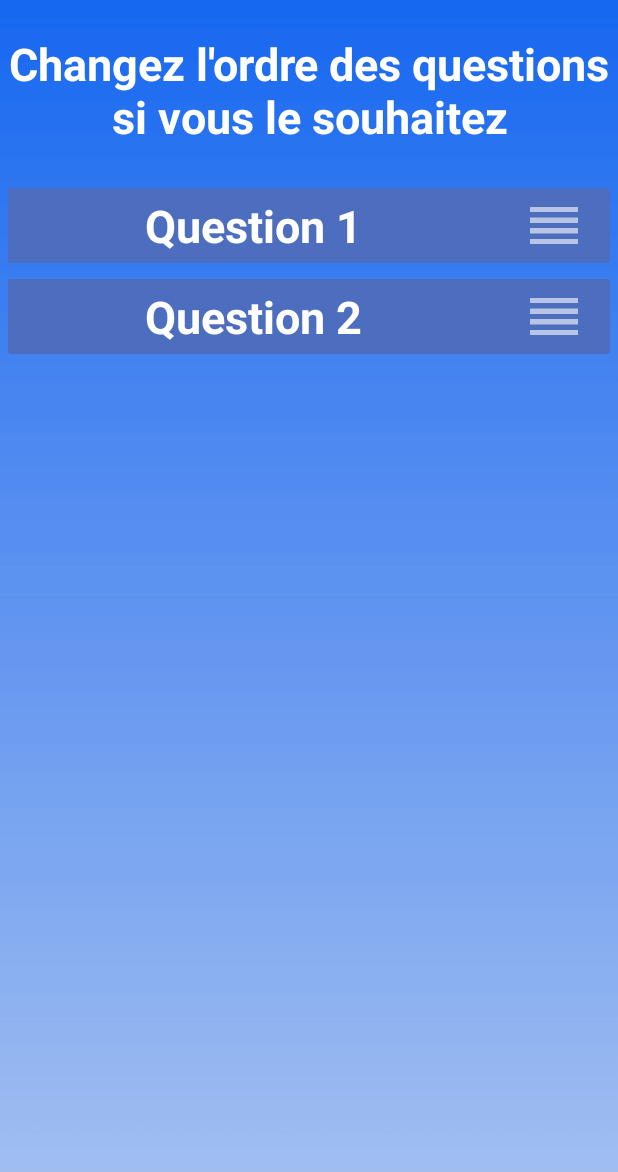
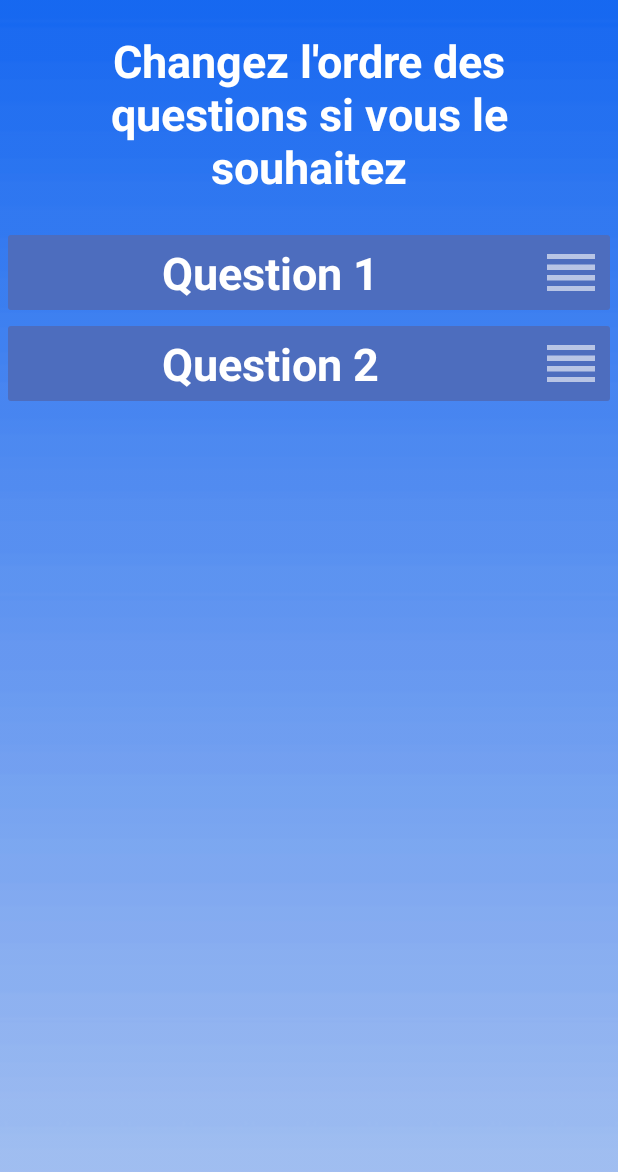
Before and after one commit to Hyedryn/minipoll, an Android app: the fragment CreationQuestionEditOrder shown on its own in the app's theme, on a phone screen of 412 x 824 dp. Shown: the top 1172 px of the screen. Run offline under Robolectric (Android 15) with nearby library versions, the phone set to English and light mode, and no system bars.

Commit message:
entêtes

```diff
--- a/app/src/main/res/layout/creation_question_edit_order.xml
+++ b/app/src/main/res/layout/creation_question_edit_order.xml
@@ -13,8 +13,9 @@
 
         <TextView
             android:layout_width="match_parent"
-            android:layout_height="120sp"
+            android:layout_height="wrap_content"
             android:gravity="center"
+            android:padding="20dp"
             android:text="Changez l'ordre des questions si vous le souhaitez"
             android:textColor="@android:color/white"
             android:textSize="@dimen/slide_title"
@@ -60,10 +61,13 @@
                         <ImageButton
                             android:id="@+id/imageButton"
                             style="@android:style/Widget.Material.Light.ImageButton"
-                            android:layout_width="150dp"
+                            android:layout_width="wrap_content"
                             android:layout_height="match_parent"
-                            android:layout_weight="1"
+                            android:layout_gravity="center"
                             android:background="#00000000"
+                            android:foregroundGravity="center_vertical|center"
+                            android:paddingLeft="10dp"
+                            android:paddingRight="10dp"
                             android:tint="@android:color/white"
                             app:srcCompat="@drawable/ic_reorder" />
 
@@ -97,10 +101,13 @@
                         <ImageButton
                             android:id="@+id/iageButton"
                             style="@android:style/Widget.Material.ImageButton"
-                            android:layout_width="150dp"
+                            android:layout_width="wrap_content"
                             android:layout_height="50dp"
-                            android:layout_weight="1"
+                            android:layout_gravity="center"
                             android:background="#00000000"
+                            android:foregroundGravity="center_vertical|center"
+                            android:paddingLeft="10dp"
+                            android:paddingRight="10dp"
                             android:tint="@android:color/white"
                             app:srcCompat="@drawable/ic_reorder" />
 
--- a/app/src/main/res/layout/creation_question_fill_choice.xml
+++ b/app/src/main/res/layout/creation_question_fill_choice.xml
@@ -18,8 +18,9 @@
 
         <TextView
             android:layout_width="match_parent"
-            android:layout_height="120sp"
+            android:layout_height="wrap_content"
             android:gravity="center"
+            android:padding="20dp"
             android:text="Remplissez les informations relatives au sondage"
             android:textColor="@android:color/white"
             android:textSize="@dimen/slide_title"
--- a/app/src/main/res/layout/creation_question_friends_list.xml
+++ b/app/src/main/res/layout/creation_question_friends_list.xml
@@ -16,8 +16,9 @@
 
         <TextView
             android:layout_width="match_parent"
-            android:layout_height="120sp"
+            android:layout_height="wrap_content"
             android:gravity="center"
+            android:padding="20dp"
             android:text="Sélectionnez les participants"
             android:textColor="@android:color/background_light"
             android:textSize="@dimen/slide_title"
--- a/app/src/main/res/layout/creation_question_preview.xml
+++ b/app/src/main/res/layout/creation_question_preview.xml
@@ -17,8 +17,9 @@
 
         <TextView
             android:layout_width="match_parent"
-            android:layout_height="120sp"
+            android:layout_height="wrap_content"
             android:gravity="center"
+            android:padding="20dp"
             android:text="Nom du sondage et du créateur"
             android:textColor="@android:color/white"
             android:textSize="@dimen/slide_title"
--- a/app/src/main/res/layout/reply_agreement_fill_answer.xml
+++ b/app/src/main/res/layout/reply_agreement_fill_answer.xml
@@ -18,8 +18,9 @@
 
         <TextView
             android:layout_width="match_parent"
-            android:layout_height="120sp"
+            android:layout_height="wrap_content"
             android:gravity="center"
+            android:padding="20dp"
             android:text="Remplissez les informations relatives au sondage"
             android:textColor="@android:color/white"
             android:textSize="@dimen/slide_title"
--- a/app/src/main/res/layout/reply_agreement_summary.xml
+++ b/app/src/main/res/layout/reply_agreement_summary.xml
@@ -17,8 +17,9 @@
 
         <TextView
             android:layout_width="match_parent"
-            android:layout_height="120sp"
+            android:layout_height="wrap_content"
             android:gravity="center"
+            android:padding="20dp"
             android:text="Nom du sondage et du créateur"
             android:textColor="@android:color/white"
             android:textSize="@dimen/slide_title"
--- a/app/src/main/res/layout/reply_choice_fill_answer.xml
+++ b/app/src/main/res/layout/reply_choice_fill_answer.xml
@@ -20,6 +20,7 @@
             android:layout_width="match_parent"
             android:layout_height="wrap_content"
             android:gravity="center"
+            android:padding="20dp"
             android:text="Remplissez les informations relatives au sondage"
             android:textColor="@android:color/white"
             android:textSize="@dimen/slide_title"
--- a/app/src/main/res/layout/reply_choice_summary.xml
+++ b/app/src/main/res/layout/reply_choice_summary.xml
@@ -19,6 +19,7 @@
             android:layout_width="match_parent"
             android:layout_height="wrap_content"
             android:gravity="center"
+            android:padding="20dp"
             android:text="Nom du sondage et du créateur"
             android:textColor="@android:color/white"
             android:textSize="@dimen/slide_title"
--- a/app/src/main/res/layout/reply_question_fill_answer.xml
+++ b/app/src/main/res/layout/reply_question_fill_answer.xml
@@ -18,8 +18,9 @@
 
         <TextView
             android:layout_width="match_parent"
-            android:layout_height="120sp"
+            android:layout_height="wrap_content"
             android:gravity="center"
+            android:padding="20dp"
             android:text="Remplissez les informations relatives au sondage"
             android:textColor="@android:color/white"
             android:textSize="@dimen/slide_title"
--- a/app/src/main/res/layout/reply_question_summary.xml
+++ b/app/src/main/res/layout/reply_question_summary.xml
@@ -19,6 +19,7 @@
             android:layout_width="match_parent"
             android:layout_height="120sp"
             android:gravity="center"
+            android:padding="20dp"
             android:text="Nom du sondage et du créateur"
             android:textColor="@android:color/white"
             android:textSize="@dimen/slide_title"
```
